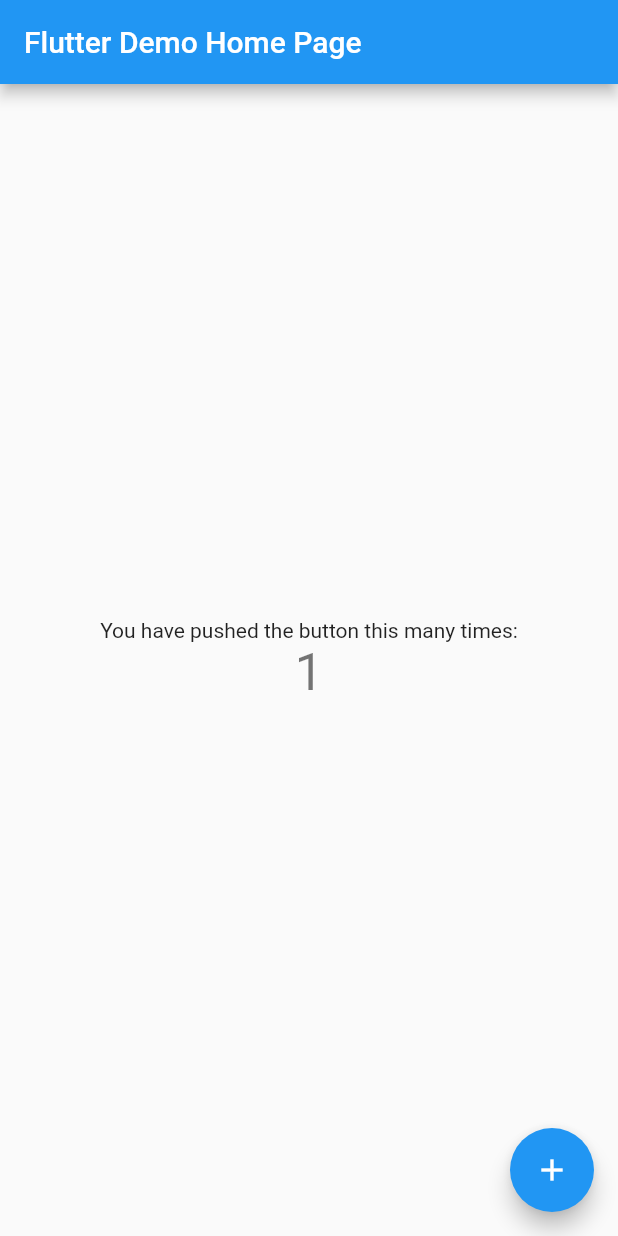
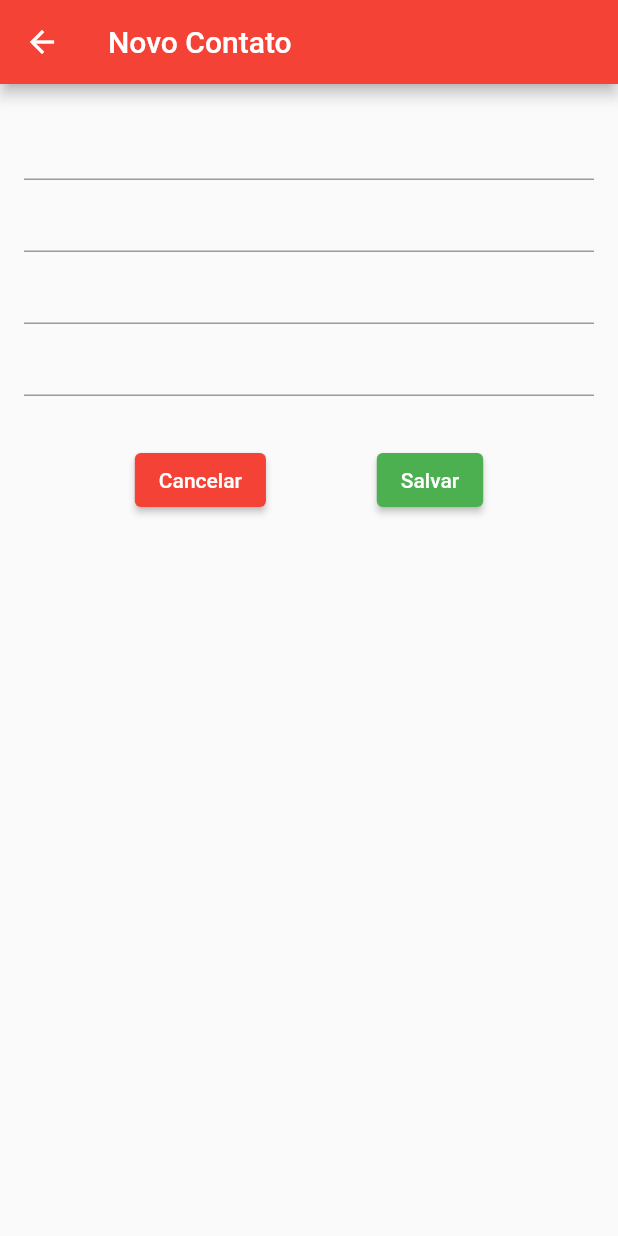
Before and after one commit to julioapm/app-contatos, a Flutter app: the screen it shows after launch, after a tap on the "add" icon, on a phone screen of 412 x 824 dp. Run offline on Flutter 3.47's test engine with Material 2 defaults, Android fonts, the phone set to English and light mode, and no system bars.

Commit message:
finalizando cadastro vizualização e lista de contatos

```diff
--- /dev/null
+++ b/lib/add_contact_page.dart
@@ -0,0 +1,75 @@
+import 'package:app_contatos/contact.dart';
+import 'package:flutter/material.dart';
+
+class AddContactPage extends StatefulWidget {
+  const AddContactPage({ Key? key }) : super(key: key);
+
+  @override
+  _AddContactPageState createState() => _AddContactPageState();
+}
+
+class _AddContactPageState extends State<AddContactPage> {
+  final TextEditingController _nomeController = TextEditingController();
+  final TextEditingController _sexoController = TextEditingController();
+  final TextEditingController _telefoneController = TextEditingController();
+  final TextEditingController _emailController = TextEditingController();
+
+
+  @override
+  Widget build(BuildContext context) {
+    return Scaffold(
+      appBar: AppBar(
+        title: const Text("Novo Contato")
+      ),
+      body: Padding(
+        padding: const EdgeInsets.all(16),
+        child: Column(
+          children: [
+            TextField(
+              controller: _nomeController
+            ),
+            TextField(
+              controller: _sexoController,
+            ),
+            TextField(
+              controller: _telefoneController,
+            ),
+            TextField(
+              controller: _emailController,
+            ),
+            const SizedBox(height: 32),
+            Row(
+              mainAxisAlignment: MainAxisAlignment.spaceEvenly,
+              children: [
+                ElevatedButton(
+                  onPressed: (){
+                    _nomeController.clear();
+                    _sexoController.clear();
+                    _telefoneController.clear();
+                    _emailController.clear();
+                  },
+                  child: const Text("Cancelar")
+                ),
+                ElevatedButton(
+                  style: ElevatedButton.styleFrom(
+                    primary: Colors.green
+                  ),
+                  onPressed: (){
+                    Contact contact = Contact(
+                      nome: _nomeController.text,
+                      sexo: _sexoController.text,
+                      telefone: _telefoneController.text,
+                      email: _emailController.text
+                    );
+                    Navigator.pop(context, contact);
+                  },
+                  child: const Text("Salvar")
+                )
+              ],
+            )
+          ],
+        ),
+      ),
+    );
+  }
+}
--- /dev/null
+++ b/lib/contact.dart
@@ -0,0 +1,13 @@
+class Contact {
+  String? nome;
+  String? sexo;
+  String? telefone;
+  String? email;
+
+  Contact({
+    this.nome,
+    this.sexo,
+    this.telefone,
+    this.email,
+  });
+}
--- a/lib/main.dart
+++ b/lib/main.dart
@@ -1,3 +1,4 @@
+import 'package:app_contatos/list_page.dart';
 import 'package:flutter/material.dart';
 
 void main() {
@@ -11,63 +12,11 @@
   @override
   Widget build(BuildContext context) {
     return MaterialApp(
-      title: 'Flutter Demo',
+      title: 'Agenda',
       theme: ThemeData(
-        primarySwatch: Colors.blue,
+        primarySwatch: Colors.red,
       ),
-      home: const MyHomePage(title: 'Flutter Demo Home Page'),
+      home: const ListPage(),
     );
   }
 }
-
-class MyHomePage extends StatefulWidget {
-  const MyHomePage({Key? key, required this.title}) : super(key: key);
-
-  final String title;
-
-  @override
-  State<MyHomePage> createState() => _MyHomePageState();
-}
-
-class _MyHomePageState extends State<MyHomePage> {
-  int _counter = 0;
-
-  void _incrementCounter() {
-    setState(() {
-
-      _counter++;
-    });
-  }
-
-  @override
-  Widget build(BuildContext context) {
-
-    return Scaffold(
-      appBar: AppBar(
-
-        title: Text(widget.title),
-      ),
-      body: Center(
-
-        child: Column(
-
-          mainAxisAlignment: MainAxisAlignment.center,
-          children: <Widget>[
-            const Text(
-              'You have pushed the button this many times:',
-            ),
-            Text(
-              '$_counter',
-              style: Theme.of(context).textTheme.headline4,
-            ),
-          ],
-        ),
-      ),
-      floatingActionButton: FloatingActionButton(
-        onPressed: _incrementCounter,
-        tooltip: 'Increment',
-        child: const Icon(Icons.add),
-      ), // This trailing comma makes auto-formatting nicer for build methods.
-    );
-  }
-}
```
Also changed, not shown: lib/contact_page.dart (added, +17 -0 lines), lib/detail_contact.dart (added, +82 -0 lines), lib/list_page.dart (added, +66 -0 lines).
